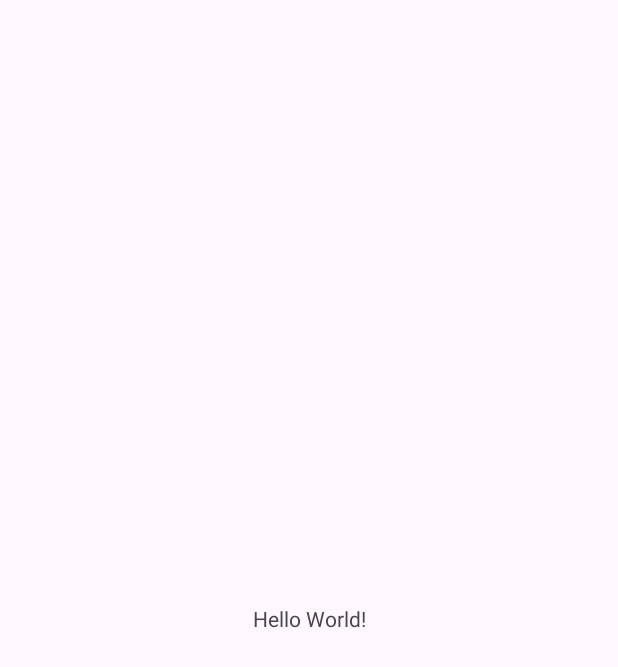
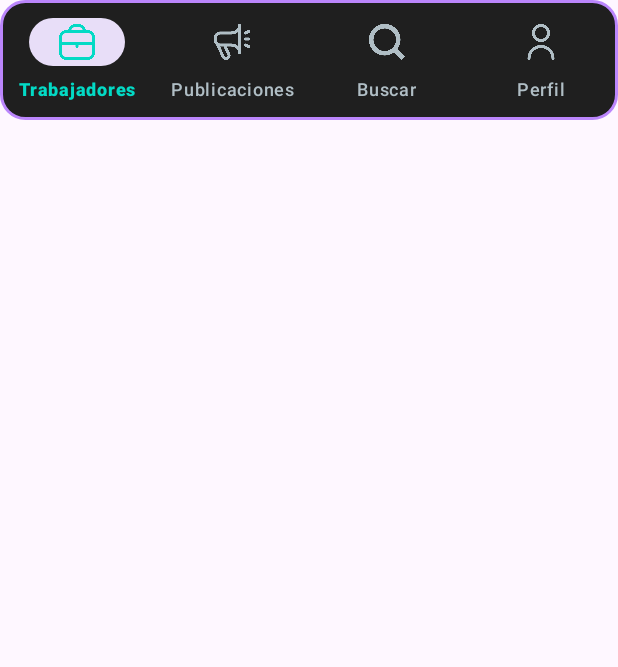
Before and after one commit to StevenJM05/Apployment-app, an Android app: the screen it shows after launch (MainActivity), on a phone screen of 412 x 824 dp. Before the commit the part shown is almost empty. Shown: the top 667 px of the screen. Run offline under Robolectric (Android 15) with nearby library versions, the phone set to English and light mode, and no system bars.

Commit message:
Creacion de menu principal

```diff
--- a/app/build.gradle
+++ b/app/build.gradle
@@ -37,4 +37,6 @@ dependencies {
     testImplementation libs.junit
     androidTestImplementation libs.ext.junit
     androidTestImplementation libs.espresso.core
+    implementation 'com.google.android.material:material:1.9.0'
+
 }
--- /dev/null
+++ b/app/src/main/res/color/navigation_item_color.xml
@@ -0,0 +1,5 @@
+<?xml version="1.0" encoding="utf-8"?>
+<selector xmlns:android="http://schemas.android.com/apk/res/android">
+    <item android:color="@color/icon_selected_color" android:state_checked="true"/>
+    <item android:color="@color/icon_color"/>
+</selector>
--- /dev/null
+++ b/app/src/main/res/drawable/rounded_bottom_navigation.xml
@@ -0,0 +1,6 @@
+<?xml version="1.0" encoding="utf-8"?>
+<shape xmlns:android="http://schemas.android.com/apk/res/android">
+    <solid android:color="@color/dark_primary" /> <!-- Color de fondo -->
+    <corners android:radius="16dp" /> <!-- Bordes redondeados -->
+    <stroke android:width="2dp" android:color="@color/accent" /> <!-- (Opcional) Borde de la forma -->
+</shape>
--- a/app/src/main/res/layout/activity_main.xml
+++ b/app/src/main/res/layout/activity_main.xml
@@ -7,13 +7,20 @@
     android:layout_height="match_parent"
     tools:context=".MainActivity">
 
-    <TextView
-        android:layout_width="wrap_content"
+    <com.google.android.material.bottomnavigation.BottomNavigationView
+        android:id="@+id/bottom_navigation"
+        android:layout_width="0dp"
         android:layout_height="wrap_content"
-        android:text="Hello World!"
-        app:layout_constraintBottom_toBottomOf="parent"
-        app:layout_constraintEnd_toEndOf="parent"
-        app:layout_constraintStart_toStartOf="parent"
-        app:layout_constraintTop_toTopOf="parent" />
+        android:layout_constraintBottom_toBottomOf="parent"
+        android:layout_constraintEnd_toEndOf="parent"
+        android:layout_constraintStart_toStartOf="parent"
+        android:background="@drawable/rounded_bottom_navigation"
+        app:itemIconTint="@color/navigation_item_color"
+        app:itemTextColor="@color/navigation_item_color"
+        app:labelVisibilityMode="labeled"
+        app:menu="@menu/bottom_navigation_menu"
+        tools:layout_editor_absoluteX="0dp"
+        tools:layout_editor_absoluteY="651dp"/>
+
 
 </androidx.constraintlayout.widget.ConstraintLayout>
--- /dev/null
+++ b/app/src/main/res/menu/bottom_navigation_menu.xml
@@ -0,0 +1,19 @@
+<?xml version="1.0" encoding="utf-8"?>
+<menu xmlns:android="http://schemas.android.com/apk/res/android">
+    <item
+        android:id="@+id/navigation_trabajadores"
+        android:icon="@drawable/maletin"
+        android:title="Trabajadores" />
+    <item
+        android:id="@+id/navigation_publicaciones"
+        android:icon="@drawable/megafono"
+        android:title="Publicaciones" />
+    <item
+        android:id="@+id/navigation_perfil"
+        android:icon="@drawable/busqueda"
+        android:title="Buscar" />
+    <item
+        android:id="@+id/navigation_usuario"
+        android:icon="@drawable/usuario"
+        android:title="Perfil" />
+</menu>
--- a/app/src/main/res/values/colors.xml
+++ b/app/src/main/res/values/colors.xml
@@ -2,4 +2,13 @@
 <resources>
     <color name="black">#FF000000</color>
     <color name="white">#FFFFFFFF</color>
+    <color name="navigation_item_color">#8A8A8A</color> <!-- Color para ítems no seleccionados -->
+    <color name="navigation_item_selected_color">#0000FF</color> <!-- Color para ítems seleccionados -->
+    <color name="dark_background">#121212</color> <!-- Fondo oscuro -->
+    <color name="dark_primary">#1F1F1F</color>    <!-- Color primario oscuro -->
+    <color name="accent">#BB86FC</color>          <!-- Color de acento -->
+    <color name="text_color">#FFFFFF</color>      <!-- Color del texto -->
+    <color name="icon_color">#B0BEC5</color>      <!-- Color de los íconos no seleccionados -->
+    <color name="icon_selected_color">#03DAC5</color> <!-- Color de los íconos seleccionados -->
+
 </resources>
```
Also changed, not shown: app/src/main/res/drawable/busqueda.png (added), app/src/main/res/drawable/maletin.png (added), app/src/main/res/drawable/megafono.png (added), app/src/main/res/drawable/usuario.png (added).
